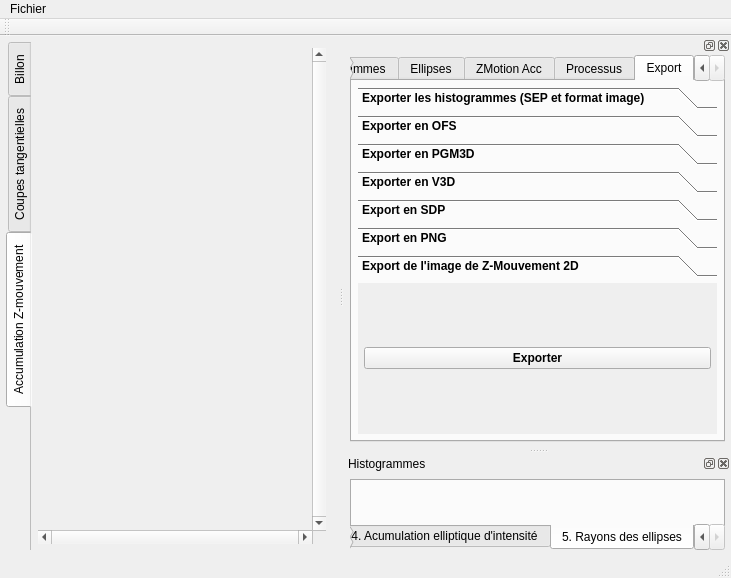
This is ui/mainwindow.ui in akrah/TKDetection as Qt 5 draws it before an edit. The edited form follows.
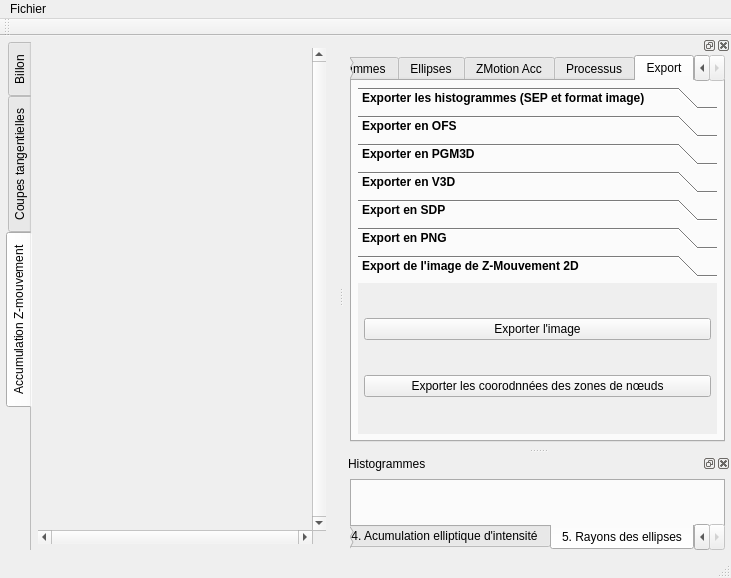
This is the edited form. The open tabs and pages were chosen to show the change. Custom widgets are drawn as their Qt base class.

Commit message: Export old knot areas positions in ZMotion accumulation image in SDP

What changed in the file:
```diff
--- a/ui/mainwindow.ui
+++ b/ui/mainwindow.ui
@@ -3106,8 +3106,27 @@
             <layout class="QVBoxLayout" name="verticalLayout_18">
              <item>
               <widget class="QPushButton" name="_buttonExport2DZMotion">
+               <property name="font">
+                <font>
+                 <weight>50</weight>
+                 <bold>false</bold>
+                </font>
+               </property>
                <property name="text">
-                <string>Exporter</string>
+                <string>Exporter l'image</string>
+               </property>
+              </widget>
+             </item>
+             <item>
+              <widget class="QPushButton" name="_buttonExportOldKnotAreaCoordOnZMotion2DImage">
+               <property name="font">
+                <font>
+                 <weight>50</weight>
+                 <bold>false</bold>
+                </font>
+               </property>
+               <property name="text">
+                <string>Exporter les coorodnnées des zones de nœuds</string>
                </property>
               </widget>
              </item>
```
Left out of the diff: 31 changed lines with no effect on the pictures. The commit also changes 2 other files.
